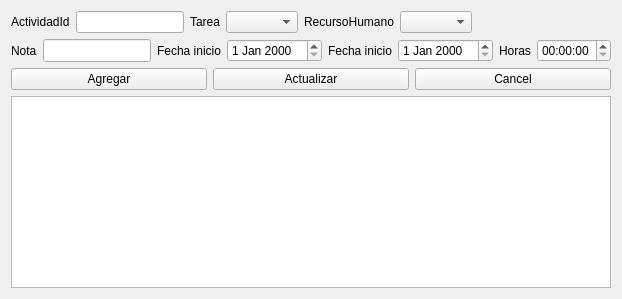
Old version of the form views/ui/actividad_form.ui in the repository CocoMarck/administracionDeActividades.
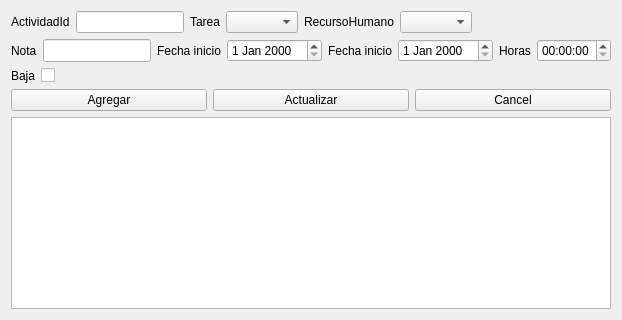
New version of the form.

Commit message: Update actividad form

```diff
--- a/views/ui/actividad_form.ui
+++ b/views/ui/actividad_form.ui
@@ -231,6 +231,39 @@
     
     
     
+    <!-- Baja -->
+    <item>
+    <layout class="QHBoxLayout">
+    
+     <item>
+      <widget class="QLabel" name="label_soft_delete">
+       <property name="text">
+        <string>Baja</string>
+       </property>
+      </widget>
+     </item>
+     
+     <item>
+      <widget class="QCheckBox" name="checkbox_soft_delete">
+      </widget>
+     </item>
+     
+     <!-- Espaciador addStretch-->
+     <item>
+      <spacer name="horizontalSpacer">
+       <property name="orientation"> <enum>Qt::Horizontal</enum> </property>
+       <property name="sizeHint" stdset="0">
+        <size> <width>0</width><height>0</height> </size>
+       </property>
+      </spacer>
+     </item>
+    
+    </layout>
+    </item>
+    
+    
+    
+    
     <!-- Agragar actualizar y cancelar-->
     <item>
     <layout class="QHBoxLayout">
```
The commit also changes 2 other files.
